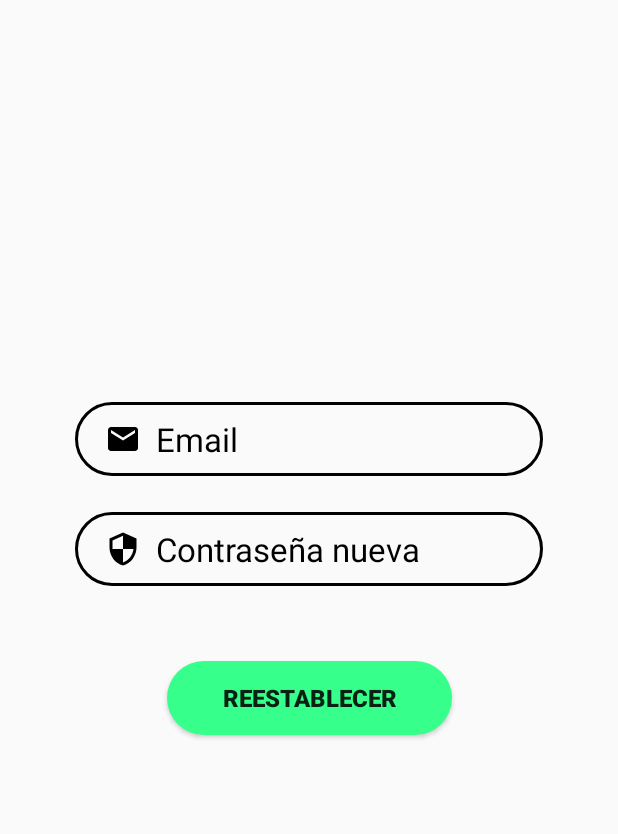
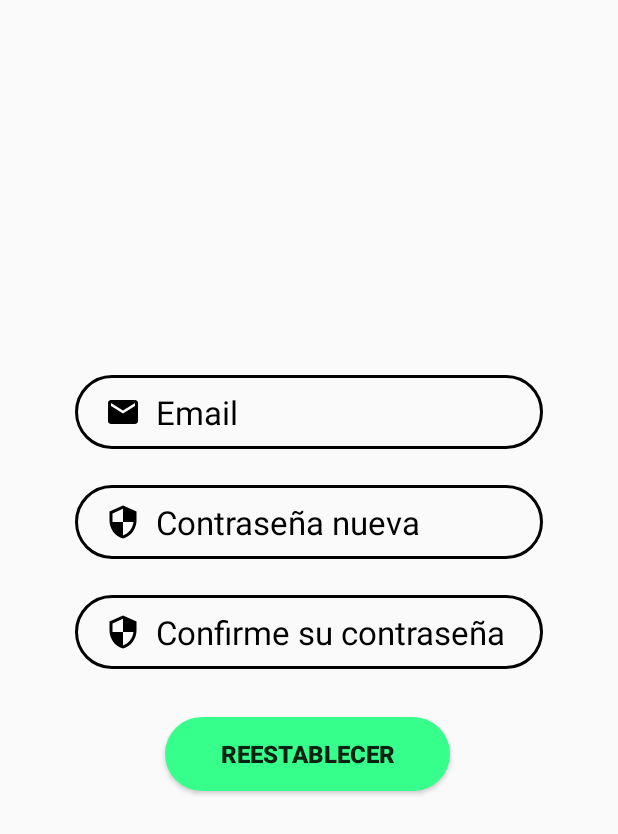
Before and after one commit to FabianINC/Move, an Android app: the ResetPasswordActivity screen opened directly, with no data from a screen before it, on a phone screen of 412 x 824 dp. Shown: the top 834 px of the screen. Run offline under Robolectric (Android 15) with nearby library versions, the phone set to English and light mode, and no system bars; network calls fail.

```diff
--- a/app/src/main/res/layout/activity_login.xml
+++ b/app/src/main/res/layout/activity_login.xml
@@ -135,13 +135,13 @@
 
         <TextView
             android:id="@+id/txtNewAccount"
-            android:layout_width="wrap_content"
-            android:layout_height="wrap_content"
+            android:layout_width="213dp"
+            android:layout_height="30dp"
             android:layout_marginTop="24dp"
             android:clickable="true"
             android:focusable="true"
+            android:minHeight="48dp"
             android:onClick="newUserScreen"
-            android:minHeight="48dp"
             android:text="@string/txt_newaccount"
             android:textSize="12sp"
             app:layout_constraintEnd_toEndOf="@+id/btnLogin"
--- a/app/src/main/res/layout/activity_reset_password.xml
+++ b/app/src/main/res/layout/activity_reset_password.xml
@@ -12,7 +12,7 @@
         android:layout_width="0dp"
         android:layout_height="wrap_content"
         android:layout_marginStart="50dp"
-        android:layout_marginTop="268dp"
+        android:layout_marginTop="250dp"
         android:layout_marginEnd="50dp"
         android:background="@drawable/field"
         android:drawableStart="@drawable/ic_email"
@@ -53,18 +53,41 @@
         app:layout_constraintStart_toStartOf="@+id/txtEmail"
         app:layout_constraintTop_toBottomOf="@+id/txtEmail" />
 
+    <EditText
+        android:id="@+id/txtNewPasswordConfirmation"
+        android:layout_width="0dp"
+        android:layout_height="wrap_content"
+        android:layout_marginTop="24dp"
+        android:background="@drawable/field"
+        android:drawableStart="@drawable/ic_security"
+        android:drawablePadding="10dp"
+        android:ems="10"
+        android:hint="@string/txt_newpasswordconfirmation"
+        android:inputType="textPersonName"
+        android:paddingStart="20dp"
+        android:paddingTop="10dp"
+        android:paddingEnd="10dp"
+        android:paddingBottom="10dp"
+        android:textColorHint="@color/black"
+        android:textSize="22sp"
+        app:layout_constraintEnd_toEndOf="@+id/txtEmail"
+        app:layout_constraintHorizontal_bias="1.0"
+        app:layout_constraintStart_toStartOf="@+id/txtNewPassword"
+        app:layout_constraintTop_toBottomOf="@+id/txtNewPassword" />
+
     <Button
         android:id="@+id/btnResetPassword"
         android:layout_width="190dp"
         android:layout_height="49dp"
-        android:layout_marginTop="50dp"
+        android:layout_marginTop="32dp"
         android:background="@drawable/bg_green"
         android:text="@string/txt_btnresetpassword"
         android:textSize="16sp"
         android:textStyle="bold"
-        app:layout_constraintEnd_toEndOf="@+id/txtNewPassword"
-        app:layout_constraintStart_toStartOf="@+id/txtNewPassword"
-        app:layout_constraintTop_toBottomOf="@+id/txtNewPassword"
+        app:layout_constraintEnd_toEndOf="@+id/txtNewPasswordConfirmation"
+        app:layout_constraintHorizontal_bias="0.491"
+        app:layout_constraintStart_toStartOf="@+id/txtNewPasswordConfirmation"
+        app:layout_constraintTop_toBottomOf="@+id/txtNewPasswordConfirmation"
         tools:ignore="UsingOnClickInXml" />
 
 </androidx.constraintlayout.widget.ConstraintLayout>
--- a/app/src/main/res/values-land/strings_english.xml
+++ b/app/src/main/res/values-land/strings_english.xml
@@ -33,5 +33,6 @@
 
     <!-- RESET PASSWORD STRINGS -->
     <string name="txt_newpassword">New Password</string>
+    <string name="txt_newpasswordconfirmation">Confirm your password</string>
     <string name="txt_btnresetpassword">Reset</string>
 </resources>
--- a/app/src/main/res/values/strings_español.xml
+++ b/app/src/main/res/values/strings_español.xml
@@ -33,7 +33,9 @@
 
     <!-- RESET PASSWORD STRINGS -->
     <string name="txt_newpassword">Contraseña nueva</string>
+    <string name="txt_newpasswordconfirmation">Confirme su contraseña</string>
     <string name="txt_btnresetpassword">Reestablecer</string>
 
 
+
 </resources>
```
